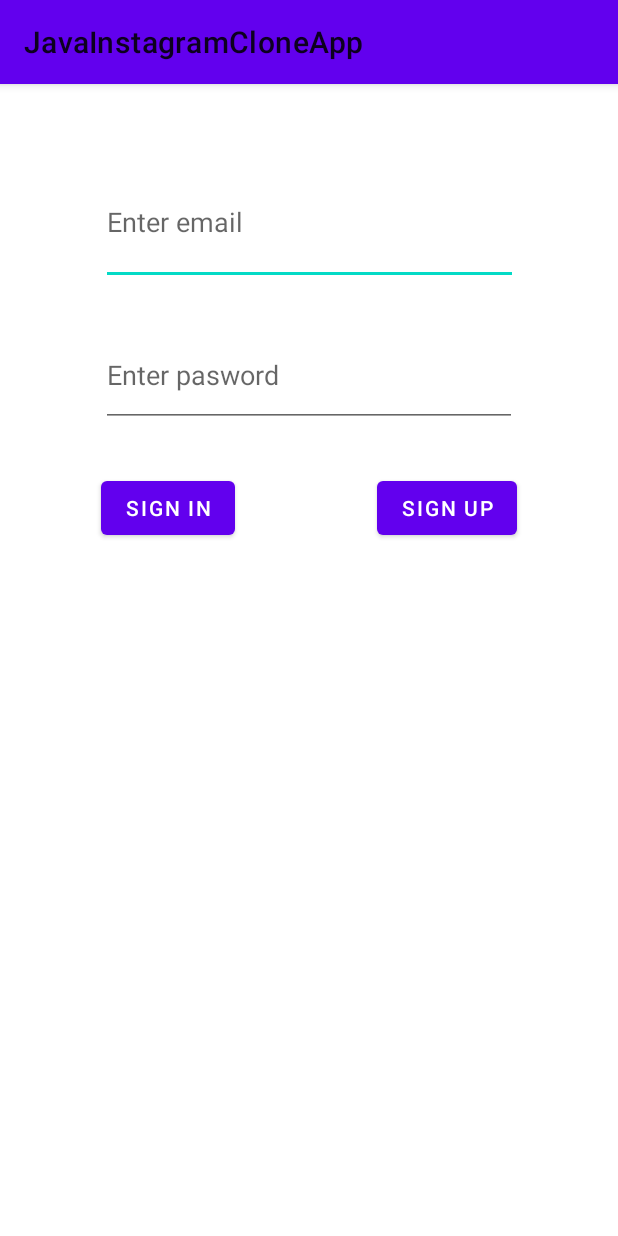
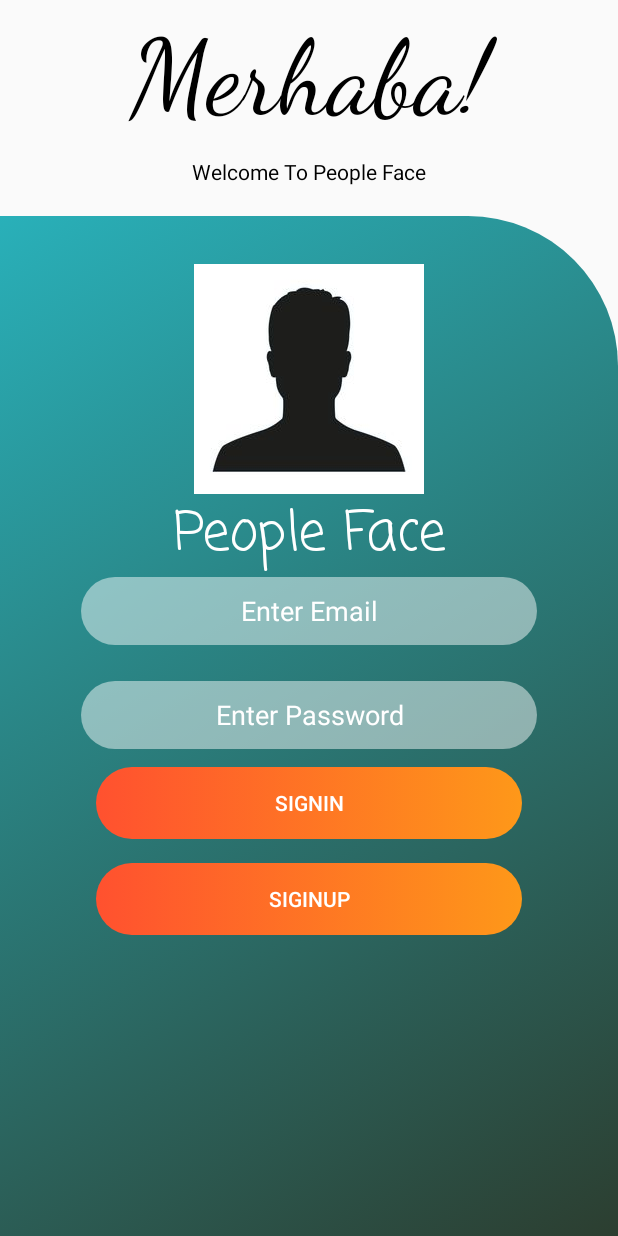
Before and after one commit to muhammed-turgut/InstagramKlon, an Android app: the screen it shows after launch (MainActivity), on a phone screen of 412 x 824 dp. Run offline under Robolectric (Android 15) with nearby library versions, the phone set to English and light mode, and no system bars; our stand-ins replace Firebase (no records; nobody signed in at launch, a user with empty details on screens opened directly).

Commit message:
Giriş aryüzünü kendim yeniden tasarladım

```diff
--- a/app/src/main/AndroidManifest.xml
+++ b/app/src/main/AndroidManifest.xml
@@ -20,7 +20,10 @@
             android:exported="false" />
         <activity
             android:name=".view.MainActivity"
-            android:exported="true">
+
+            android:exported="true"
+            android:theme="@style/Theme.AppCompat.Light.NoActionBar">
+
             <intent-filter>
                 <action android:name="android.intent.action.MAIN" />
 
--- /dev/null
+++ b/app/src/main/res/drawable/background_edittext.xml
@@ -0,0 +1,9 @@
+<?xml version="1.0" encoding="utf-8"?>
+<selector xmlns:android="http://schemas.android.com/apk/res/android">
+<item>
+    <shape android:shape="rectangle">
+       <solid android:color="#79ffffff"/>
+        <corners android:radius="50dp"/>
+    </shape>
+</item>
+</selector>
--- /dev/null
+++ b/app/src/main/res/drawable/background_login_btn.xml
@@ -0,0 +1,11 @@
+<?xml version="1.0" encoding="utf-8"?>
+<selector xmlns:android="http://schemas.android.com/apk/res/android">
+<item>
+    <shape android:shape="rectangle">
+
+        <gradient android:angle="180" android:endColor="#ff512f" android:startColor="#fe9819"/>
+        <corners android:radius="50dp"/>
+
+    </shape>
+</item>
+</selector>
--- /dev/null
+++ b/app/src/main/res/drawable/bcakgroun1.xml
@@ -0,0 +1,12 @@
+<?xml version="1.0" encoding="utf-8"?>
+<selector xmlns:android="http://schemas.android.com/apk/res/android">
+<item>
+    <shape android:shape="rectangle">
+
+        <gradient android:angle="135" android:startColor="#2c3e30" android:endColor="#29B0b9"/>
+        <corners android:topRightRadius="100dp"/>
+
+    </shape>
+
+</item>
+</selector>
--- /dev/null
+++ b/app/src/main/res/drawable/line_kozmetik.xml
@@ -0,0 +1,13 @@
+<?xml version="1.0" encoding="utf-8"?>
+    <shape xmlns:android="http://schemas.android.com/apk/res/android"
+        android:shape="line">
+        <size
+            android:width="2dp"
+            android:height="2dp" />
+        <solid android:color="@color/black" />
+        <stroke
+            android:width="3dp"
+            android:color="@color/black"
+            android:dashWidth="6dp"
+            android:dashGap="0dp"/>
+    </shape>
--- /dev/null
+++ b/app/src/main/res/drawable/recyclerview_background.xml
@@ -0,0 +1,11 @@
+<?xml version="1.0" encoding="utf-8"?>
+<selector xmlns:android="http://schemas.android.com/apk/res/android">
+    <item>
+        <shape android:shape="rectangle">
+
+            <gradient android:angle="180" android:endColor="#29FF512F" android:startColor="#2CFE9819"/>
+            <corners android:bottomLeftRadius="0dp"  android:bottomRightRadius="0dp" android:topRightRadius="50dp" android:topLeftRadius="50dp"/>
+
+        </shape>
+    </item>
+</selector>
--- a/app/src/main/res/layout/activity_main.xml
+++ b/app/src/main/res/layout/activity_main.xml
@@ -1,56 +1,145 @@
 <?xml version="1.0" encoding="utf-8"?>
-<androidx.constraintlayout.widget.ConstraintLayout xmlns:android="http://schemas.android.com/apk/res/android"
+<LinearLayout xmlns:android="http://schemas.android.com/apk/res/android"
     xmlns:app="http://schemas.android.com/apk/res-auto"
     xmlns:tools="http://schemas.android.com/tools"
     android:id="@+id/main"
     android:layout_width="match_parent"
     android:layout_height="match_parent"
-    tools:context=".view.MainActivity">
+    tools:context=".view.MainActivity"
+    android:orientation="vertical">
+
+    <LinearLayout
+        android:layout_width="match_parent"
+        android:layout_height="wrap_content"
+        android:orientation="vertical">
+
+        <TextView
+            android:id="@+id/textView"
+            android:layout_width="match_parent"
+            android:layout_height="wrap_content"
+            android:layout_marginTop="10dp"
+            android:fontFamily="cursive"
+            android:gravity="center"
+            android:text="Merhaba!"
+            android:textColor="@color/black"
+            android:textSize="70sp" />
+
+        <TextView
+            android:id="@+id/textView2"
+            android:layout_width="match_parent"
+            android:layout_height="wrap_content"
+            android:layout_marginTop="10dp"
+            android:gravity="center"
+            android:text="Welcome To People Face"
+            android:layout_marginBottom="20dp"
+
+            android:textColor="@color/black" />
+    </LinearLayout>
+
+    <androidx.constraintlayout.widget.ConstraintLayout
+        android:layout_width="match_parent"
+        android:layout_height="0dp"
+        android:layout_weight="0.2"
+        android:background="@drawable/bcakgroun1">
+
+        <ImageView
+            android:id="@+id/imageView2"
+            android:layout_width="wrap_content"
+            android:layout_height="wrap_content"
+            android:layout_marginTop="32dp"
+            app:layout_constraintEnd_toEndOf="parent"
+            app:layout_constraintStart_toStartOf="parent"
+            app:layout_constraintTop_toTopOf="parent"
+            app:srcCompat="@drawable/userface" />
+
+        <TextView
+            android:id="@+id/textView3"
+            android:layout_width="wrap_content"
+            android:layout_height="wrap_content"
+            android:text="People Face"
+            app:layout_constraintEnd_toEndOf="@+id/imageView2"
+            app:layout_constraintStart_toStartOf="@+id/imageView2"
+            app:layout_constraintTop_toBottomOf="@+id/imageView2"
+            android:textColor="@color/white"
+            android:textSize="36sp"
+            android:fontFamily="casual"/>
 
         <EditText
             android:id="@+id/emailText"
-        android:layout_width="278dp"
-        android:layout_height="84dp"
-        android:layout_marginStart="101dp"
-        android:layout_marginTop="50dp"
-        android:layout_marginEnd="101dp"
+            android:layout_width="0dp"
+            android:layout_height="45dp"
+            android:layout_marginStart="54dp"
+            android:layout_marginEnd="54dp"
+            android:background="@drawable/background_edittext"
             android:ems="10"
-        android:hint="Enter email"
+            android:gravity="center"
+            android:hint="Enter Email"
             android:inputType="text"
+            android:paddingLeft="20dp"
+            android:paddingRight="20dp"
+            android:textColor="@color/white"
+            android:textColorHint="@color/white"
             app:layout_constraintEnd_toEndOf="parent"
             app:layout_constraintStart_toStartOf="parent"
-        app:layout_constraintTop_toTopOf="parent" />
+            app:layout_constraintTop_toBottomOf="@+id/textView3" />
 
         <EditText
             android:id="@+id/paswordText"
-        android:layout_width="277dp"
-        android:layout_height="69dp"
-        android:layout_marginTop="25dp"
+            android:layout_width="0dp"
+            android:layout_height="45dp"
+            android:layout_marginStart="54dp"
+            android:layout_marginTop="24dp"
+            android:layout_marginEnd="54dp"
+            android:background="@drawable/background_edittext"
             android:ems="10"
-        android:hint="Enter pasword"
+            android:gravity="center"
+            android:hint="Enter Password"
             android:inputType="text"
+            android:paddingLeft="20dp"
+            android:paddingRight="20dp"
+            android:textColor="@color/white"
+            android:textColorHint="@color/white"
             app:layout_constraintEnd_toEndOf="parent"
+            app:layout_constraintHorizontal_bias="0.0"
             app:layout_constraintStart_toStartOf="parent"
             app:layout_constraintTop_toBottomOf="@+id/emailText" />
 
         <Button
-        android:id="@+id/sinInButton"
-        android:layout_width="wrap_content"
+            android:id="@+id/sigInButton"
+            android:layout_width="0dp"
             android:layout_height="wrap_content"
-        android:layout_marginTop="30dp"
-        android:onClick="signinClicked"
-        android:text="SIGN IN"
-        app:layout_constraintStart_toStartOf="@+id/paswordText"
-        app:layout_constraintTop_toBottomOf="@+id/paswordText" />
+            android:layout_marginStart="64dp"
+            android:layout_marginTop="16dp"
+            android:layout_marginEnd="64dp"
+            android:background="@drawable/background_login_btn"
+            android:onClick="signupClicked"
+            android:stateListAnimator="@android:anim/cycle_interpolator"
+            android:text="SIGINUP"
+            android:textAllCaps="false"
+            android:textColor="@color/white"
+            app:layout_constraintEnd_toEndOf="parent"
+            app:layout_constraintHorizontal_bias="0.0"
+            app:layout_constraintStart_toStartOf="parent"
+            app:layout_constraintTop_toBottomOf="@+id/sinInButton" />
 
         <Button
-        android:id="@+id/siginUpButton"
-        android:layout_width="wrap_content"
+            android:id="@+id/sinInButton"
+            android:layout_width="0dp"
             android:layout_height="wrap_content"
-        android:layout_marginTop="30dp"
-        android:onClick="signupClicked"
-        android:text="SIGN UP"
-        app:layout_constraintEnd_toEndOf="@+id/paswordText"
-        app:layout_constraintTop_toBottomOf="@+id/paswordText" />
+            android:layout_marginStart="64dp"
+            android:layout_marginTop="12dp"
+            android:layout_marginEnd="64dp"
+            android:background="@drawable/background_login_btn"
+            android:onClick="signinClicked"
+            android:stateListAnimator="@android:anim/cycle_interpolator"
+            android:text="SIGNIN"
+            android:textAllCaps="false"
+            android:textColor="@color/white"
+            app:layout_constraintEnd_toEndOf="parent"
+            app:layout_constraintHorizontal_bias="0.0"
+            app:layout_constraintStart_toStartOf="parent"
+            app:layout_constraintTop_toBottomOf="@+id/paswordText" />"
+
 
     </androidx.constraintlayout.widget.ConstraintLayout>
+</LinearLayout>
--- a/app/src/main/res/layout/recycler_row.xml
+++ b/app/src/main/res/layout/recycler_row.xml
@@ -3,7 +3,9 @@
     xmlns:android="http://schemas.android.com/apk/res/android"
    android:layout_width="match_parent"
    android:layout_height="wrap_content"
-    android:orientation="vertical">
+    android:background="@drawable/recyclerview_background"
+    android:orientation="vertical"
+    android:layout_margin="20dp">
 
     <TextView
         android:id="@+id/recyclerViewUserEmailText"
@@ -11,9 +13,19 @@
         android:layout_height="wrap_content"
         android:textStyle="bold"
         android:text="Useremail Text"
-        android:layout_margin="10dp"
-        android:textSize="28sp"
+        android:layout_marginTop="20dp"
+        android:layout_marginLeft="20dp"
+        android:layout_marginBottom="5dp"
+        android:textSize="20sp"
         android:textColor="@color/black"/>
+    <View
+        android:layout_width="match_parent"
+        android:layout_height="4dp"
+        android:layout_marginTop="6dp"
+        android:layout_marginBottom="6dp"
+        android:layout_marginLeft="8dp"
+        android:layout_marginRight="8dp"
+        android:background="@drawable/line_kozmetik" />
     <ImageView
         android:id="@+id/recyclerViewImageView"
         android:layout_width="300dp"
@@ -25,6 +37,9 @@
         android:layout_width="match_parent"
         android:layout_height="wrap_content"
         android:text="User comment"
+        android:layout_marginTop="10dp"
+        android:layout_marginBottom="20dp"
+        android:layout_marginLeft="20dp"
         android:layout_margin="10dp"
         android:textSize="18sp"
         android:textColor="#3A3A3A"/>
--- a/app/src/main/res/values/strings.xml
+++ b/app/src/main/res/values/strings.xml
@@ -1,3 +1,3 @@
 <resources>
-    <string name="app_name">JavaInstagramCloneApp</string>
+    <string name="app_name">People Face</string>
 </resources>
--- a/app/src/main/res/values/themes.xml
+++ b/app/src/main/res/values/themes.xml
@@ -1,6 +1,6 @@
 <resources xmlns:tools="http://schemas.android.com/tools">
     <!-- Base application theme. -->
-    <style name="Base.Theme.JavaInstagramCloneApp" parent="Theme.MaterialComponents.Light">
+    <style name="Base.Theme.JavaInstagramCloneApp" parent="Theme.MaterialComponents.DayNight">
         <!-- Customize your light theme here. -->
         <!-- <item name="colorPrimary">@color/my_light_primary</item> -->
     </style>
```
Also changed, not shown: app/src/main/res/drawable-hdpi/userface.jpg (added), app/src/main/res/drawable-mdpi/userface.jpg (added), app/src/main/res/drawable-xhdpi/userface.jpg (added), app/src/main/res/drawable-xxhdpi/userface.jpg (added), app/src/main/res/drawable-xxxhdpi/userface.jpg (added). Lines whose indentation alone changed are shown as unchanged.
